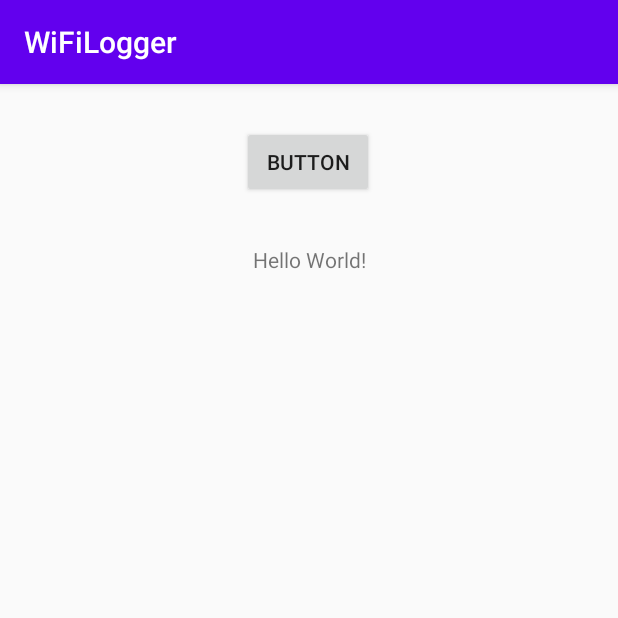
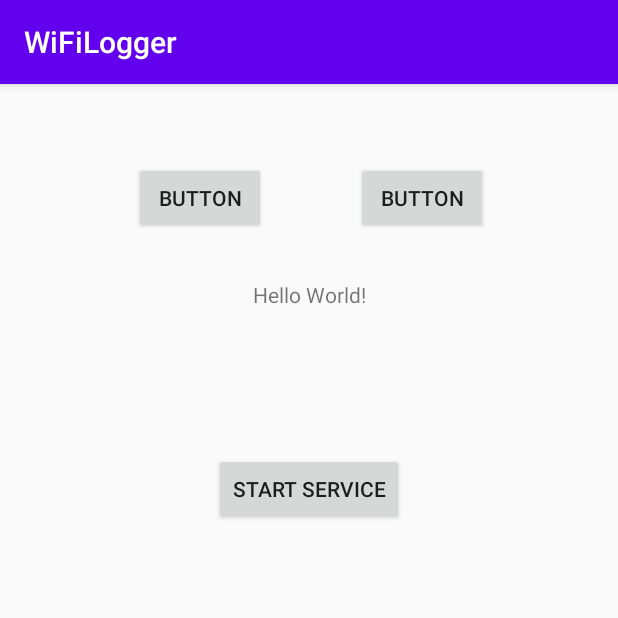
Before and after one commit to VladimirValkov/WiFiTracker, an Android app: the screen it shows after launch (MainActivity), on a phone screen of 412 x 824 dp, the top half of it. Run offline under Robolectric (Android 15) with nearby library versions, the phone set to English and light mode, and no system bars; our stand-ins replace Room's generated code.

Commit message:
created foreground service with notification and logging logic

```diff
--- a/src/Android/app/src/main/java/valkov/vladimir/wifilogger/MainActivity.java
+++ b/src/Android/app/src/main/java/valkov/vladimir/wifilogger/MainActivity.java
@@ -39,14 +39,12 @@ public class MainActivity extends AppCompatActivity {
         super.onCreate(savedInstanceState);
         setContentView(R.layout.activity_main);
 
-        MainDB db = Room.databaseBuilder(getApplicationContext(),
-                        MainDB.class, "maindb")
-               // .addTypeConverter(new TimestampConverter())
-                .allowMainThreadQueries()
-                .build();
+        MainDB db = MainDB.getInstance(this);
 
         TextView text = findViewById(R.id.textView);
         Button button = findViewById(R.id.button);
+        Button button2 = findViewById(R.id.button2);
+        Button button3 = findViewById(R.id.button3);
 
         WifiManager wifiManager = (WifiManager) this.getApplicationContext().getSystemService(Context.WIFI_SERVICE);
 
@@ -65,6 +63,7 @@ public class MainActivity extends AppCompatActivity {
                         point.frequency = res.frequency;
                         point.signalLevel = res.level;
                         point.logTimeStamp = timestamp;
+                        point.name = res.SSID;
 
                         db.logDao().insertPoint(point);
                     }
@@ -90,6 +89,26 @@ public class MainActivity extends AppCompatActivity {
             }
         });
 
+        button2.setOnClickListener(new View.OnClickListener() {
+            @Override
+            public void onClick(View view) {
+                List<Date> ts = db.logDao().getTimestamps();
+
+                for(Date d: ts){
+                    List<LogData> pts = db.logDao().getPointsOfTimestamps(d);
+                    int a = 0;
+                }
+            }
+        });
+
+        button3.setOnClickListener(new View.OnClickListener() {
+            @Override
+            public void onClick(View view) {
+                Intent service = new Intent(MainActivity.this, ForegroundCollectorService.class);
+                ContextCompat.startForegroundService(MainActivity.this, service);
+            }
+        });
+
         if (ContextCompat.checkSelfPermission(this, Manifest.permission.ACCESS_FINE_LOCATION) != PackageManager.PERMISSION_GRANTED ||
                 ContextCompat.checkSelfPermission(this, Manifest.permission.ACCESS_COARSE_LOCATION) != PackageManager.PERMISSION_GRANTED)
         {
--- a/src/Android/app/src/main/java/valkov/vladimir/wifilogger/db/LogData.java
+++ b/src/Android/app/src/main/java/valkov/vladimir/wifilogger/db/LogData.java
@@ -25,4 +25,7 @@ public class LogData {
 
     @ColumnInfo(name = "signal_level")
     public int signalLevel;
+
+    @ColumnInfo(name = "name")
+    public String name;
 }
--- a/src/Android/app/src/main/java/valkov/vladimir/wifilogger/db/MainDB.java
+++ b/src/Android/app/src/main/java/valkov/vladimir/wifilogger/db/MainDB.java
@@ -1,9 +1,39 @@
 package valkov.vladimir.wifilogger.db;
 
+import android.content.Context;
+import android.support.annotation.NonNull;
+
+import androidx.room.AutoMigration;
 import androidx.room.Database;
+import androidx.room.Room;
 import androidx.room.RoomDatabase;
+import androidx.room.migration.Migration;
+import androidx.sqlite.db.SupportSQLiteDatabase;
 
-@Database(entities = {LogData.class}, version = 2)
+
+@Database(entities = {LogData.class}, version = 1, exportSchema = true
+//        autoMigrations = {
+//                //@AutoMigration(from = 1, to = 2),
+//                @AutoMigration (from = 2, to = 3),
+//                @AutoMigration (from = 3, to = 4),
+//                @AutoMigration (from = 4, to = 5)
+//}
+)
 public abstract class MainDB extends RoomDatabase {
     public abstract LogDao logDao();
+
+    private static volatile MainDB instance = null;
+
+    public static MainDB getInstance(Context context) {
+        if (instance == null) {
+            instance = Room.databaseBuilder(
+                            context,
+                            MainDB.class,
+                            "maindb.db"
+                    )
+                    .allowMainThreadQueries() //run on main thread for brevity and convenience
+                    .build();
+        }
+        return instance;
+    }
 }
--- a/src/Android/app/src/main/java/valkov/vladimir/wifilogger/db/TimestampConverter.java
+++ b/src/Android/app/src/main/java/valkov/vladimir/wifilogger/db/TimestampConverter.java
@@ -12,21 +12,7 @@ import androidx.room.TypeConverter;
 
 @ProvidedTypeConverter
 public class TimestampConverter {
-    static DateFormat df = new SimpleDateFormat("yyyy-MM-dd HH:mm:ss");
 
-//    @TypeConverter
-//    public static Date fromTimestamp(String value) {
-//        if (value != null) {
-//            try {
-//                return df.parse(value);
-//            } catch (ParseException e) {
-//                e.printStackTrace();
-//            }
-//            return null;
-//        } else {
-//            return null;
-//        }
-//    }
     @TypeConverter
     public static Date fromTimestamp(Long value) {
         return value == null ? null : new Date(value);
--- a/src/Android/app/src/main/res/layout/activity_main.xml
+++ b/src/Android/app/src/main/res/layout/activity_main.xml
@@ -21,11 +21,30 @@
         android:id="@+id/button"
         android:layout_width="wrap_content"
         android:layout_height="wrap_content"
-        android:layout_marginTop="28dp"
+        android:layout_marginTop="52dp"
         android:text="Button"
         app:layout_constraintEnd_toEndOf="parent"
-        app:layout_constraintHorizontal_bias="0.498"
+        app:layout_constraintHorizontal_bias="0.275"
         app:layout_constraintStart_toStartOf="parent"
         app:layout_constraintTop_toTopOf="parent" />
 
+    <Button
+        android:id="@+id/button2"
+        android:layout_width="wrap_content"
+        android:layout_height="wrap_content"
+        android:layout_marginStart="60dp"
+        android:text="Button"
+        app:layout_constraintStart_toEndOf="@+id/button"
+        app:layout_constraintTop_toTopOf="@+id/button" />
+
+    <Button
+        android:id="@+id/button3"
+        android:layout_width="wrap_content"
+        android:layout_height="wrap_content"
+        android:layout_marginTop="96dp"
+        android:text="Start Service"
+        app:layout_constraintEnd_toEndOf="parent"
+        app:layout_constraintStart_toStartOf="parent"
+        app:layout_constraintTop_toBottomOf="@+id/textView" />
+
 </android.support.constraint.ConstraintLayout>
```
Also changed, not shown: src/Android/app/build.gradle (+7 -0 lines), src/Android/app/src/main/AndroidManifest.xml (+15 -7 lines), src/Android/app/src/main/java/valkov/vladimir/wifilogger/ForegroundCollectorService.java (added, +141 -0 lines).
